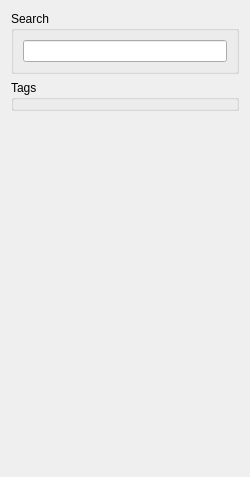
Old version of the form sidebar.ui in the repository khmaksim/AviacominfoTools.
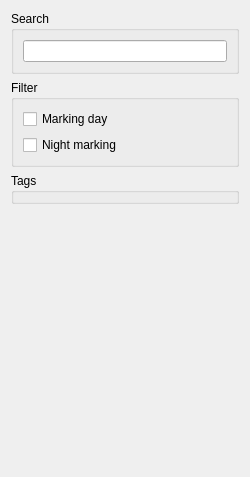
New version of the form.

Commit message: Added function filter to side bar from table.

Patch:
```diff
--- a/sidebar.ui
+++ b/sidebar.ui
@@ -14,26 +14,7 @@
    <string>Form</string>
   </property>
   <layout class="QGridLayout" name="gridLayout">
-   <item row="1" column="0">
-    <widget class="QGroupBox" name="groupBox_2">
-     <property name="title">
-      <string>Tags</string>
-     </property>
-    </widget>
-   </item>
-   <item row="0" column="0">
-    <widget class="QGroupBox" name="groupBox">
-     <property name="title">
-      <string>Search</string>
-     </property>
-     <layout class="QHBoxLayout" name="horizontalLayout">
-      <item>
-       <widget class="QLineEdit" name="searchLineEdit"/>
-      </item>
-     </layout>
-    </widget>
-   </item>
-   <item row="2" column="0">
+   <item row="3" column="0">
     <spacer name="verticalSpacer">
      <property name="orientation">
       <enum>Qt::Vertical</enum>
@@ -46,6 +27,54 @@
      </property>
     </spacer>
    </item>
+   <item row="2" column="0">
+    <widget class="QGroupBox" name="groupBox_2">
+     <property name="title">
+      <string>Tags</string>
+     </property>
+    </widget>
+   </item>
+   <item row="0" column="0">
+    <widget class="QGroupBox" name="groupBox">
+     <property name="title">
+      <string>Search</string>
+     </property>
+     <layout class="QHBoxLayout" name="horizontalLayout">
+      <item>
+       <widget class="QLineEdit" name="searchLineEdit"/>
+      </item>
+     </layout>
+    </widget>
+   </item>
+   <item row="1" column="0">
+    <widget class="QGroupBox" name="groupBox_3">
+     <property name="title">
+      <string>Filter</string>
+     </property>
+     <layout class="QVBoxLayout" name="verticalLayout">
+      <item>
+       <widget class="QCheckBox" name="markingDayCheckBox">
+        <property name="text">
+         <string>Marking day</string>
+        </property>
+       </widget>
+      </item>
+      <item>
+       <widget class="QCheckBox" name="nightMarkingCheckBox">
+        <property name="text">
+         <string>Night marking</string>
+        </property>
+        <property name="checked">
+         <bool>false</bool>
+        </property>
+        <property name="tristate">
+         <bool>false</bool>
+        </property>
+       </widget>
+      </item>
+     </layout>
+    </widget>
+   </item>
   </layout>
  </widget>
  <resources/>
```
The commit also changes 5 other files.
